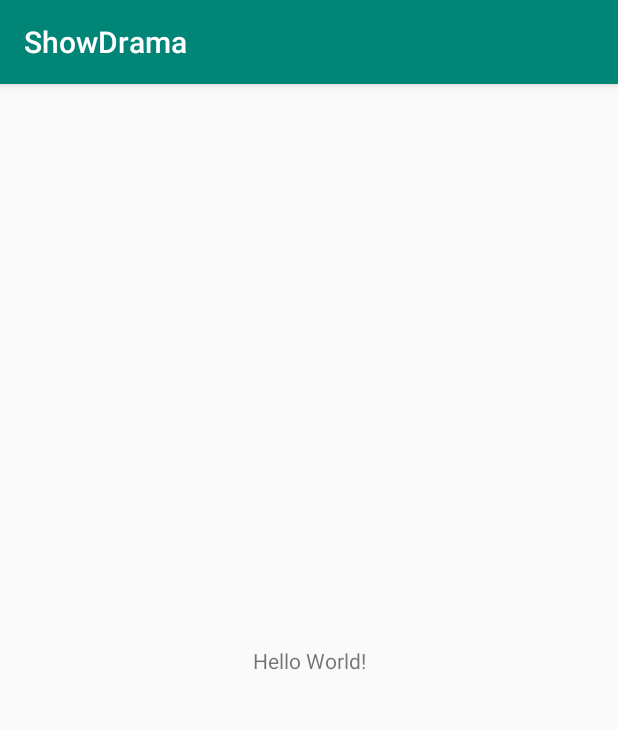
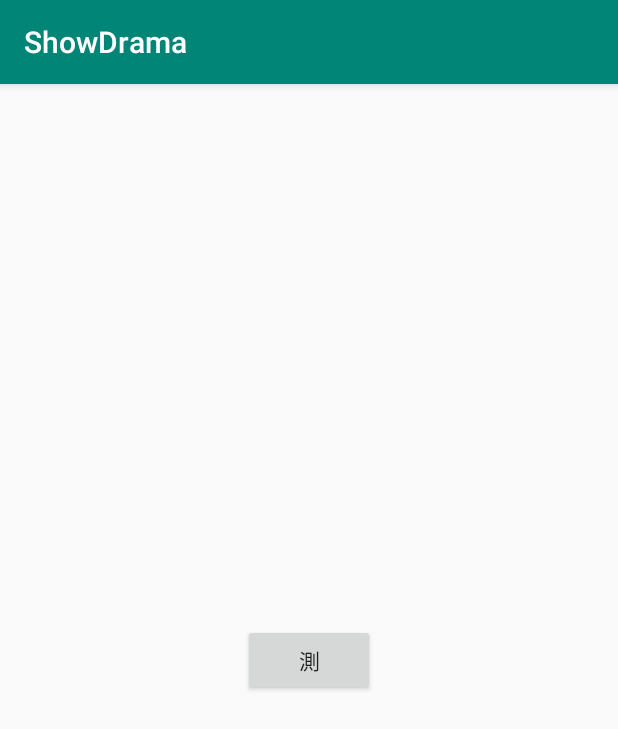
Before and after one commit to jt12282575/ShowDrama, an Android app: the screen it shows after launch (MainActivity), on a phone screen of 412 x 824 dp. Shown: the top 729 px of the screen. Run offline under Robolectric (Android 15) with nearby library versions, the phone set to English and light mode, and no system bars; our stand-ins replace Room's generated code, RxJava, paging; libraries missing offline, so code that uses them is left out: androidx.paging; 1 statement that could not run was skipped.

Commit message:
第一天

```diff
--- a/app/src/main/AndroidManifest.xml
+++ b/app/src/main/AndroidManifest.xml
@@ -1,14 +1,16 @@
 <?xml version="1.0" encoding="utf-8"?>
 <manifest xmlns:android="http://schemas.android.com/apk/res/android"
     package="dada.com.showdrama">
-
+    <uses-permission android:name="android.permission.INTERNET" />
     <application
+        android:name=".Global"
         android:allowBackup="true"
         android:icon="@mipmap/ic_launcher"
         android:label="@string/app_name"
         android:roundIcon="@mipmap/ic_launcher_round"
         android:supportsRtl="true"
         android:theme="@style/AppTheme">
+        <activity android:name=".ShowDramaList.ShowDramaListActivity"></activity>
         <activity android:name=".MainActivity">
             <intent-filter>
                 <action android:name="android.intent.action.MAIN" />
--- /dev/null
+++ b/app/src/main/java/dada/com/showdrama/Base/BaseContract.java
@@ -0,0 +1,28 @@
+package dada.com.showdrama.Base;
+
+import java.util.List;
+
+import io.reactivex.Observable;
+import io.reactivex.observers.DisposableObserver;
+
+public interface BaseContract {
+    interface IBaseView{
+        void showLoading();
+        void hideLoading();
+    }
+
+    interface IBasePresenter<V extends IBaseView>{
+        void attachView(V mvpView);
+        void detachView();
+        void onUnSubScribe();
+        <T> void addSubScribe(Observable<T> observable, DisposableObserver<T> disposableObserver);
+    }
+
+    interface IBaseRepositary<T>{
+        Observable<List<T>> getDatalocal();
+    }
+
+
+
+
+}
--- /dev/null
+++ b/app/src/main/java/dada/com/showdrama/Data/ApiStores.java
@@ -0,0 +1,13 @@
+package dada.com.showdrama.Data;
+
+import dada.com.showdrama.Model.DramaPack;
+import io.reactivex.Observable;
+import retrofit2.http.GET;
+
+public interface ApiStores {
+    String BASE_URL = "http://www.mocky.io/";
+
+    @GET("v2/5a97c59c30000047005c1ed2")
+    Observable<DramaPack> getDramaPack();
+
+}
--- /dev/null
+++ b/app/src/main/java/dada/com/showdrama/Data/Room/DramaDao.java
@@ -0,0 +1,36 @@
+package dada.com.showdrama.Data.Room;
+
+import androidx.paging.DataSource;
+import androidx.room.Dao;
+import androidx.room.Insert;
+import androidx.room.OnConflictStrategy;
+import androidx.room.Query;
+
+import java.util.List;
+
+import dada.com.showdrama.Model.Drama;
+import io.reactivex.Observable;
+
+
+@Dao
+public interface DramaDao {
+
+    @Query("SELECT * FROM DRAMA")
+    public Observable<List<Drama>> getAll();
+
+    @Insert(onConflict = OnConflictStrategy.REPLACE)
+    public void insertDramasList(List<Drama> dramas);
+
+    @Query("SELECT * FROM DRAMA")
+    public abstract DataSource.Factory<Integer,Drama> getPartialDramas();
+
+    @Query("SELECT * FROM DRAMA WHERE name LIKE:keyword")
+    public abstract DataSource.Factory<Integer,Drama> getPartialDramas(String keyword);
+
+    @Query("SELECT * FROM DRAMA WHERE dramaId=:dramaId")
+    public Observable<Drama> getDramaById(String dramaId);
+
+
+
+
+}
--- /dev/null
+++ b/app/src/main/java/dada/com/showdrama/Data/Room/DramaDatabase.java
@@ -0,0 +1,43 @@
+package dada.com.showdrama.Data.Room;
+
+import android.content.Context;
+
+import androidx.annotation.NonNull;
+import androidx.room.Database;
+import androidx.room.Room;
+import androidx.room.RoomDatabase;
+import androidx.sqlite.db.SupportSQLiteDatabase;
+
+import com.google.gson.Gson;
+
+import java.util.ArrayList;
+import java.util.List;
+
+import dada.com.showdrama.Model.Drama;
+import dada.com.showdrama.Model.DramaPack;
+import dada.com.showdrama.R;
+
+@Database(entities = {Drama.class}, version = 1)
+public abstract class DramaDatabase extends RoomDatabase {
+    private static final String DB_NAME = "drama.db";
+    private static DramaDatabase INSTANCE;
+
+
+    public static DramaDatabase getDramaDatabase(final Context context) {
+
+
+        if (INSTANCE == null) {
+            INSTANCE = Room.databaseBuilder(context, DramaDatabase.class, DB_NAME).build();
+
+        }
+        return INSTANCE;
+    }
+
+    public static void destroyInstance() {
+        INSTANCE = null;
+    }
+
+
+
+    public abstract DramaDao dramaDao();
+}
--- /dev/null
+++ b/app/src/main/java/dada/com/showdrama/DramaList/DramaListRepository.java
@@ -0,0 +1,114 @@
+package dada.com.showdrama.DramaList;
+
+import android.content.Context;
+import android.nfc.Tag;
+import android.util.Log;
+
+import androidx.paging.DataSource;
+import androidx.paging.PagedList;
+import androidx.paging.RxPagedListBuilder;
+import androidx.room.Room;
+
+
+import java.security.Key;
+import java.util.ArrayList;
+import java.util.List;
+import java.util.concurrent.Callable;
+
+import dada.com.showdrama.Base.BaseContract;
+import dada.com.showdrama.Data.ApiClient;
+import dada.com.showdrama.Data.ApiStores;
+import dada.com.showdrama.Data.Room.DramaDao;
+import dada.com.showdrama.Data.Room.DramaDatabase;
+import dada.com.showdrama.Global;
+import dada.com.showdrama.Model.Drama;
+import dada.com.showdrama.Model.DramaPack;
+import io.reactivex.Completable;
+import io.reactivex.Observable;
+import io.reactivex.Scheduler;
+import io.reactivex.functions.Action;
+import io.reactivex.functions.Consumer;
+import io.reactivex.schedulers.Schedulers;
+import io.reactivex.subjects.Subject;
+
+public class DramaListRepository implements BaseContract.IBaseRepositary<Drama> {
+    protected static ApiStores apiStores;
+    protected  DramaDao dramaDao;
+    private Context context;
+
+    private static final String TAG = "DramaListRepository";
+    private PagedList.Config config;
+    private int PAGE_SIZE = 8;
+    private int PRE_FETCH_DISTANCE = 3;
+
+    public DramaListRepository() {
+        dramaDao = getDramaDao();
+        config = new PagedList.Config.Builder()
+                .setPageSize(PAGE_SIZE)
+                .setInitialLoadSizeHint(PAGE_SIZE)
+                .setPrefetchDistance(PRE_FETCH_DISTANCE)
+                .setEnablePlaceholders(false)
+                .build();
+        final List<Drama> dramaList = new ArrayList<>();
+        for (int i = 0; i < 10; i++) {
+            dramaList.add(getDrama(i));
+        }
+        new Thread(new Runnable() {
+            @Override
+            public void run() {
+                dramaDao.insertDramasList(dramaList);
+            }
+        }).start();
+
+    }
+
+    public  Drama getDrama(int did){
+        Drama drama = new Drama();
+        drama.setDramaId(did);
+        drama.setName("dd");
+        drama.setThumb("pic");
+        drama.setCreatedAt("at");
+        drama.setRating(0.5);
+        drama.setTotalViews(50);
+        return drama;
+    }
+
+    @Override
+    public Observable<List<Drama>> getDatalocal() {
+        return getDramaDao().getAll();
+    }
+
+    public Observable<PagedList<Drama>> getDramaFromKeyWord(String keyword){
+        DataSource.Factory<Integer,Drama> factory = getDramaDao().getPartialDramas(keyword);
+        RxPagedListBuilder<Integer,Drama> rxPagedListBuilder = new RxPagedListBuilder(factory, config);
+        return rxPagedListBuilder.buildObservable();
+    }
+
+
+    public Observable<DramaPack> getDataRemote() {
+        return apiStores().getDramaPack();
+    }
+
+    public void storeDramaInDb(final List<Drama> dramas){
+        Completable.fromRunnable(new Runnable() {
+            @Override
+            public void run() {
+                getDramaDao().insertDramasList(dramas);
+            }
+        });
+    }
+
+    public  DramaDao getDramaDao(){
+        if (dramaDao == null){
+            dramaDao = DramaDatabase.getDramaDatabase(Global.instance.getApplicationContext()).dramaDao();
+        }
+        return dramaDao;
+    }
+
+    public static ApiStores apiStores(){
+        if (apiStores == null) apiStores = ApiClient.retrofit().create(ApiStores.class);
+        return apiStores;
+    }
+
+
+}
--- /dev/null
+++ b/app/src/main/java/dada/com/showdrama/Global.java
@@ -0,0 +1,17 @@
+package dada.com.showdrama;
+
+import android.app.Application;
+import android.os.Bundle;
+
+import androidx.annotation.Nullable;
+import androidx.appcompat.app.AppCompatActivity;
+
+public class Global extends Application {
+    public static Global instance = null;
+
+    @Override
+    public void onCreate() {
+        super.onCreate();
+        instance = this;
+    }
+}
--- a/app/src/main/java/dada/com/showdrama/MainActivity.java
+++ b/app/src/main/java/dada/com/showdrama/MainActivity.java
@@ -3,12 +3,52 @@ package dada.com.showdrama;
 import androidx.appcompat.app.AppCompatActivity;
 
 import android.os.Bundle;
+import android.renderscript.Sampler;
+import android.util.Log;
+import android.view.View;
+import android.widget.Button;
+import android.widget.TextView;
+import android.widget.Toast;
+
+import com.google.gson.Gson;
+import com.google.gson.stream.JsonReader;
+
+import java.io.StringReader;
+import java.util.List;
+
+import dada.com.showdrama.DramaList.DramaListRepository;
+import dada.com.showdrama.Model.Drama;
+import dada.com.showdrama.Model.DramaPack;
+import io.reactivex.android.schedulers.AndroidSchedulers;
+import io.reactivex.functions.Consumer;
+import io.reactivex.schedulers.Schedulers;
 
 public class MainActivity extends AppCompatActivity {
-
+    private static final String TAG = "test_data";
+    DramaListRepository dramaListRepository;
+    Button btn_test;
+    TextView tv_test;
     @Override
     protected void onCreate(Bundle savedInstanceState) {
         super.onCreate(savedInstanceState);
         setContentView(R.layout.activity_main);
+        dramaListRepository = new DramaListRepository();
+        btn_test = findViewById(R.id.btn_test);
+        tv_test = findViewById(R.id.tv_test);
+
+
+        btn_test.setOnClickListener(new View.OnClickListener() {
+            @Override
+            public void onClick(View v) {
+                dramaListRepository.getDatalocal().subscribeOn(Schedulers.io())
+                        .observeOn(AndroidSchedulers.mainThread())
+                        .subscribe(new Consumer<List<Drama>>() {
+                            @Override
+                            public void accept(List<Drama> dramas) throws Exception {
+                                Log.i(TAG, "accept: size:"+ Integer.toString(dramas.size()));
+                            }
+                        });
+            }
+        });
     }
 }
--- /dev/null
+++ b/app/src/main/java/dada/com/showdrama/Model/Drama.java
@@ -0,0 +1,91 @@
+package dada.com.showdrama.Model;
+
+import androidx.room.ColumnInfo;
+import androidx.room.Entity;
+import androidx.room.PrimaryKey;
+
+import com.google.gson.annotations.Expose;
+import com.google.gson.annotations.SerializedName;
+
+@Entity(tableName = "DRAMA")
+public class Drama {
+
+    @PrimaryKey
+    @SerializedName("drama_id")
+    @Expose
+    private Integer dramaId;
+
+    @ColumnInfo
+    @SerializedName("name")
+    @Expose
+    private String name;
+
+    @ColumnInfo
+    @SerializedName("total_views")
+    @Expose
+    private Integer totalViews;
+
+    @ColumnInfo(name = "created_at")
+    @SerializedName("created_at")
+    @Expose
+    private String createdAt;
+
+    @ColumnInfo
+    @SerializedName("thumb")
+    @Expose
+    private String thumb;
+
+    @ColumnInfo
+    @SerializedName("rating")
+    @Expose
+    private Double rating;
+
+    public Integer getDramaId() {
+        return dramaId;
+    }
+
+    public void setDramaId(Integer dramaId) {
+        this.dramaId = dramaId;
+    }
+
+    public String getName() {
+        return name;
+    }
+
+    public void setName(String name) {
+        this.name = name;
+    }
+
+    public Integer getTotalViews() {
+        return totalViews;
+    }
+
+    public void setTotalViews(Integer totalViews) {
+        this.totalViews = totalViews;
+    }
+
+    public String getCreatedAt() {
+        return createdAt;
+    }
+
+    public void setCreatedAt(String createdAt) {
+        this.createdAt = createdAt;
+    }
+
+    public String getThumb() {
+        return thumb;
+    }
+
+    public void setThumb(String thumb) {
+        this.thumb = thumb;
+    }
+
+    public Double getRating() {
+        return rating;
+    }
+
+    public void setRating(Double rating) {
+        this.rating = rating;
+    }
+
+}
--- a/app/src/main/res/layout/activity_main.xml
+++ b/app/src/main/res/layout/activity_main.xml
@@ -1,18 +1,23 @@
 <?xml version="1.0" encoding="utf-8"?>
-<androidx.constraintlayout.widget.ConstraintLayout xmlns:android="http://schemas.android.com/apk/res/android"
+<RelativeLayout xmlns:android="http://schemas.android.com/apk/res/android"
     xmlns:app="http://schemas.android.com/apk/res-auto"
     xmlns:tools="http://schemas.android.com/tools"
     android:layout_width="match_parent"
     android:layout_height="match_parent"
     tools:context=".MainActivity">
 
-    <TextView
+    <Button
+        android:id="@+id/btn_test"
         android:layout_width="wrap_content"
         android:layout_height="wrap_content"
-        android:text="Hello World!"
-        app:layout_constraintBottom_toBottomOf="parent"
-        app:layout_constraintLeft_toLeftOf="parent"
-        app:layout_constraintRight_toRightOf="parent"
-        app:layout_constraintTop_toTopOf="parent" />
+        android:text="測"
+        android:layout_centerInParent="true"></Button>
+    <TextView
+        android:id="@+id/tv_test"
+        android:layout_width="wrap_content"
+        android:layout_height="wrap_content"
+        android:layout_centerHorizontal="true"
+        android:layout_below="@id/btn_test"
+        ></TextView>
 
-</androidx.constraintlayout.widget.ConstraintLayout>
+</RelativeLayout>
--- /dev/null
+++ b/app/src/main/res/layout/rcv_drama.xml
@@ -0,0 +1,5 @@
+<?xml version="1.0" encoding="utf-8"?>
+<RelativeLayout xmlns:android="http://schemas.android.com/apk/res/android"
+    android:layout_width="match_parent" android:layout_height="match_parent">
+
+</RelativeLayout>
```
Also changed, not shown: app/build.gradle (+51 -0 lines), app/src/main/java/dada/com/showdrama/Base/BasePresenter.java (added, +37 -0 lines), app/src/main/java/dada/com/showdrama/Base/MVPActivity.java (added, +24 -0 lines), app/src/main/java/dada/com/showdrama/Data/ApiCallback.java (added, +43 -0 lines), app/src/main/java/dada/com/showdrama/Data/ApiClient.java (added, +33 -0 lines), app/src/main/java/dada/com/showdrama/Model/DramaPack.java (added, +28 -0 lines), app/src/main/java/dada/com/showdrama/ShowDramaList/ShowDramaListActivity.java (added, +16 -0 lines), app/src/main/res/layout/activity_show_drama_list.xml (added, +9 -0 lines), app/src/main/res/values/strings.xml (+55 -0 lines).
